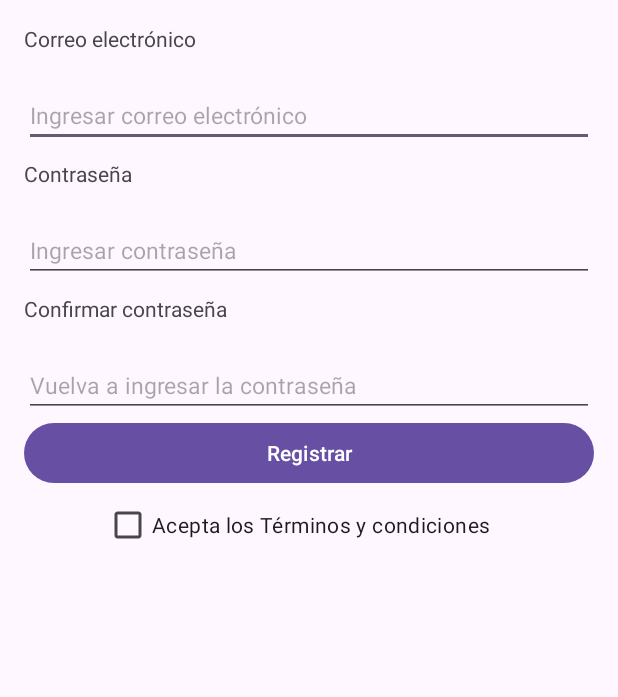
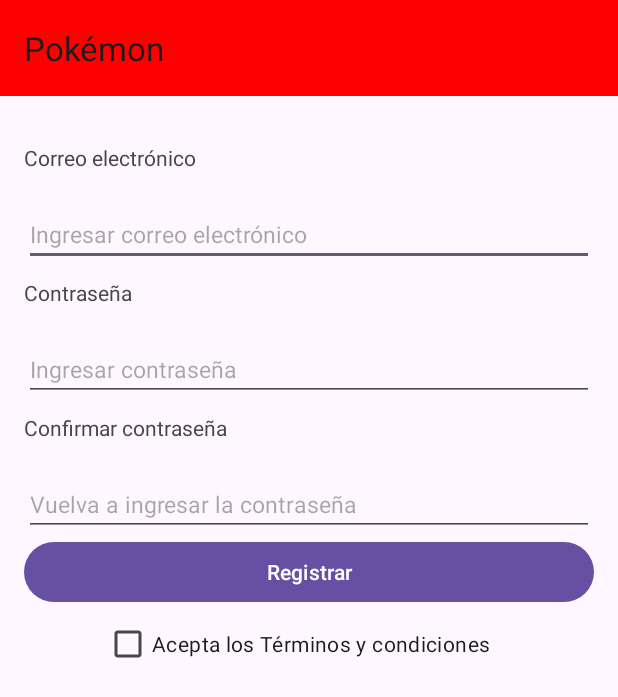
Before and after one commit to JoelFnz/Grupo_ARTP2024, an Android app: the screen it shows after launch (RegistrarUsuario), after a tap on "Registrarme", on a phone screen of 412 x 824 dp. Shown: the top 697 px of the screen. Run offline under Robolectric (Android 15) with nearby library versions, the phone set to English and light mode, and no system bars; our stand-ins replace Room's generated code.

Commit message:
Toolbar
Se añade una Toolbar con el título: Pokémon

```diff
--- a/app/src/main/java/com/example/grupoar_tp2024/Login.kt
+++ b/app/src/main/java/com/example/grupoar_tp2024/Login.kt
@@ -9,6 +9,7 @@ import android.widget.EditText
 import android.widget.Toast
 import androidx.activity.enableEdgeToEdge
 import androidx.appcompat.app.AppCompatActivity
+import androidx.appcompat.widget.Toolbar
 import androidx.core.view.ViewCompat
 import androidx.core.view.WindowInsetsCompat
 
@@ -21,6 +22,8 @@ class Login : AppCompatActivity() {
         lateinit var etContrasenia: EditText
         lateinit var cbRecordar: CheckBox
 
+        lateinit var toolbar: Toolbar
+
         super.onCreate(savedInstanceState)
         enableEdgeToEdge()
         setContentView(R.layout.activity_login)
@@ -29,6 +32,10 @@ class Login : AppCompatActivity() {
             v.setPadding(systemBars.left, systemBars.top, systemBars.right, systemBars.bottom)
             insets
         }
+
+        toolbar=findViewById(R.id.toolbar)
+        setSupportActionBar(toolbar)
+        supportActionBar!!.title= resources.getString(R.string.titulo)
 
         btnIngresar = findViewById(R.id.btnIngresar)
         btnRegistrarme = findViewById(R.id.btnRegistrarme)
--- a/app/src/main/java/com/example/grupoar_tp2024/RegistrarUsuario.kt
+++ b/app/src/main/java/com/example/grupoar_tp2024/RegistrarUsuario.kt
@@ -8,6 +8,7 @@ import android.widget.EditText
 import android.widget.Toast
 import androidx.activity.enableEdgeToEdge
 import androidx.appcompat.app.AppCompatActivity
+import androidx.appcompat.widget.Toolbar
 import androidx.core.view.ViewCompat
 import androidx.core.view.WindowInsetsCompat
 
@@ -28,6 +29,12 @@ class RegistrarUsuario : AppCompatActivity() {
         val cbAgreement = findViewById<CheckBox>(R.id.checkBox)
         val btnRegister = findViewById<Button>(R.id.singUpButton)
         val baseDeDatos = AppDatabase.getDatabase(applicationContext)
+
+        lateinit var toolbar: Toolbar
+
+        toolbar=findViewById(R.id.toolbar)
+        setSupportActionBar(toolbar)
+        supportActionBar!!.title= resources.getString(R.string.titulo)
 
         btnRegister.setOnClickListener {
             val mail = etMail.text.toString()
--- a/app/src/main/res/layout/activity_login.xml
+++ b/app/src/main/res/layout/activity_login.xml
@@ -7,6 +7,11 @@
     android:layout_height="match_parent"
     tools:context=".Login"
     android:orientation="vertical">
+
+    <include
+        android:id="@+id/toolbar"
+        layout="@layout/toolbarprimary_layout"
+        />
 
     <TextView
         android:layout_width="match_parent"
--- a/app/src/main/res/layout/activity_main.xml
+++ b/app/src/main/res/layout/activity_main.xml
@@ -7,6 +7,11 @@
     android:layout_height="match_parent"
     android:orientation="vertical"
     tools:context=".MainActivity">
+
+    <include
+        android:id="@+id/toolbar"
+        layout="@layout/toolbarprimary_layout"
+        />
 
     <TextView
         android:layout_width="wrap_content"
--- a/app/src/main/res/layout/activity_poke_detalles.xml
+++ b/app/src/main/res/layout/activity_poke_detalles.xml
@@ -9,6 +9,10 @@
     android:orientation="vertical"
     >
 
+    <include
+        android:id="@+id/toolbar"
+        layout="@layout/toolbarprimary_layout"
+        />
 
     <TextView
         android:id="@+id/txtNombre"
--- a/app/src/main/res/layout/activity_registrar_usuario.xml
+++ b/app/src/main/res/layout/activity_registrar_usuario.xml
@@ -7,6 +7,11 @@
     android:layout_height="match_parent"
     tools:context=".RegistrarUsuario"
     android:orientation="vertical">
+
+    <include
+        android:id="@+id/toolbar"
+        layout="@layout/toolbarprimary_layout"
+        />
 
     <LinearLayout
         android:id="@+id/linearLayout"
--- /dev/null
+++ b/app/src/main/res/layout/toolbarprimary_layout.xml
@@ -0,0 +1,11 @@
+<?xml version="1.0" encoding="utf-8"?>
+<androidx.appcompat.widget.Toolbar xmlns:android="http://schemas.android.com/apk/res/android"
+    android:layout_width="match_parent"
+    android:layout_height="wrap_content"
+    android:background="@color/rojoPokebola"
+    android:elevation="8dp"
+    android:layout_marginBottom="15dp"
+
+    >
+
+</androidx.appcompat.widget.Toolbar>
--- a/app/src/main/res/values/strings.xml
+++ b/app/src/main/res/values/strings.xml
@@ -1,5 +1,6 @@
 <resources>
     <string name="app_name">GrupoAR_TP2024</string>
+    <string name="titulo">Pokémon</string>
 
 
 </resources>
```
Also changed, not shown: app/src/main/java/com/example/grupoar_tp2024/MainActivity.kt (+7 -0 lines), app/src/main/java/com/example/grupoar_tp2024/PokeDetallesActivity.kt (+7 -1 lines).
